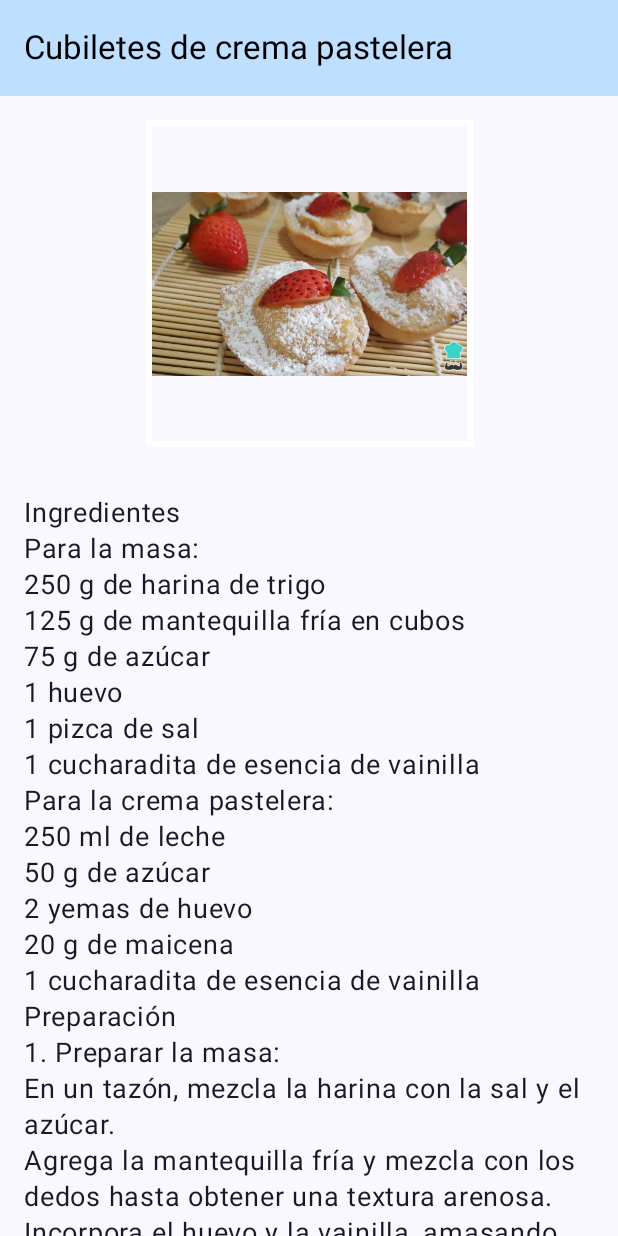
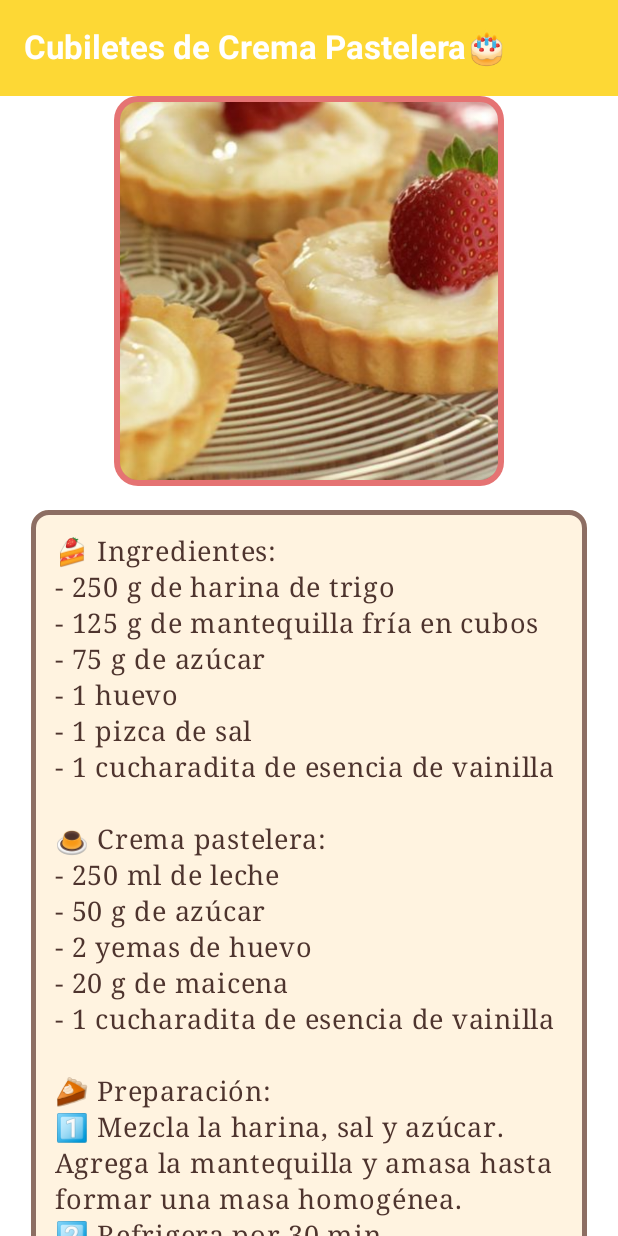
Before and after one commit to bryxanimol/Recetas, an Android app built with Jetpack Compose: the RecipeDetailView screen opened through its navigation route, on a phone screen of 412 x 824 dp. Run offline under Robolectric (Android 15) with nearby library versions, the phone set to English and light mode, and no system bars.

Commit message:
practica de recetas cambios 06 de marzo de 2025

```diff
--- a/app/src/main/java/com/example/recetas/Views/HomeView.kt
+++ b/app/src/main/java/com/example/recetas/Views/HomeView.kt
@@ -5,12 +5,18 @@ import androidx.compose.foundation.Image
 import androidx.compose.foundation.background
 import androidx.compose.foundation.layout.*
 import androidx.compose.foundation.lazy.LazyColumn
+import androidx.compose.foundation.shape.RoundedCornerShape
 import androidx.compose.material3.*
 import androidx.compose.runtime.Composable
 import androidx.compose.ui.Alignment
 import androidx.compose.ui.Modifier
+import androidx.compose.ui.draw.clip
+import androidx.compose.ui.draw.shadow
 import androidx.compose.ui.graphics.Color
+import androidx.compose.ui.layout.ContentScale
 import androidx.compose.ui.res.painterResource
+import androidx.compose.ui.text.font.FontWeight
+import androidx.compose.ui.text.style.TextAlign
 import androidx.compose.ui.unit.dp
 import androidx.compose.ui.unit.sp
 import androidx.navigation.NavController
@@ -23,23 +29,30 @@ fun HomeView(navController: NavController, background: Modifier) {
     Scaffold(
         topBar = {
             TopAppBar(
-                title = { Text("Recetas-Postreria", color = Color.Black) },
-                colors = TopAppBarDefaults.mediumTopAppBarColors(containerColor = Color(245, 245, 220))
+                title = {
+                    Text(
+                        "Recetario: Recetas Deliciosas 👨‍🍳",
+                        color = Color.White,
+                        fontSize = 22.sp,
+                        fontWeight = FontWeight.Bold
+                    )
+                },
+                colors = TopAppBarDefaults.mediumTopAppBarColors(containerColor = Color(0xFF6D4C41)) // 🍫 Café chocolate
             )
         },
-        containerColor = Color.Transparent // 🔥 Hace que el fondo del Scaffold sea transparente
+        containerColor = Color.Transparent
     ) { paddingValues ->
         LazyColumn(
             modifier = Modifier
                 .fillMaxSize()
-                .background(Color.Transparent) // 🔥 Asegura que no cubra la imagen de fondo
+                .background(Color.Transparent)
                 .padding(paddingValues),
             horizontalAlignment = Alignment.CenterHorizontally
         ) {
-            item { RecipeItem(navController, R.drawable.comida1, "Cubiletes de crema pastelera", "recipeDetail1") }
-            item { RecipeItem(navController, R.drawable.comida2, "Cubiletes de elote", "recipeDetail2") }
-            item { RecipeItem(navController, R.drawable.comida3, "Pay de limon", "recipeDetail3") }
-            item { RecipeItem(navController, R.drawable.comida4, "Coyotas sonorenses", "recipeDetail4") }
+            item { RecipeItem(navController, R.drawable.pastelera1, "Cubiletes de crema pastelera", "recipeDetail1") }
+            item { RecipeItem(navController, R.drawable.cubiletes1, "Cubiletes de elote", "recipeDetail2") }
+            item { RecipeItem(navController, R.drawable.pay1, "Pay de limón", "recipeDetail3") }
+            item { RecipeItem(navController, R.drawable.coyotas1, "Coyotas sonorenses", "recipeDetail4") }
         }
     }
 }
@@ -48,22 +61,45 @@ fun HomeView(navController: NavController, background: Modifier) {
 fun RecipeItem(navController: NavController, imageRes: Int, buttonText: String, route: String) {
     Column(
         horizontalAlignment = Alignment.CenterHorizontally,
-        modifier = Modifier.padding(8.dp)
+        modifier = Modifier
+            .fillMaxWidth()
+            .padding(16.dp)
     ) {
-        Image(
-            painter = painterResource(id = imageRes),
-            contentDescription = null,
-            modifier = Modifier.size(200.dp)
-        )
-        Spacer(modifier = Modifier.height(8.dp))
+        Box(
+            modifier = Modifier
+                .size(210.dp) // 🔥 Ajuste de tamaño igual para todas las imágenes
+                .clip(RoundedCornerShape(16.dp)) // 🟠 Bordes redondeados
+                .background(Color(0xFFD7CCC8)) // 🌟 Borde de color beige
+                .padding(4.dp) // 🔹 Espaciado interno para el borde
+        ) {
+            Image(
+                painter = painterResource(id = imageRes),
+                contentDescription = null,
+                modifier = Modifier
+                    .fillMaxSize()
+                    .clip(RoundedCornerShape(12.dp)) // 📌 Ajuste dentro del borde
+                    .shadow(6.dp), // ✨ Sombra más ligera
+                contentScale = ContentScale.Crop // Ajusta la imagen para llenar el contenedor sin distorsionar
+            )
+        }
+        Spacer(modifier = Modifier.height(12.dp))
         Button(
             onClick = { navController.navigate(route) },
             colors = ButtonDefaults.buttonColors(
-                containerColor = Color(245, 245, 220),
-                contentColor = Color.Black
+                containerColor = Color(0xFF8D6E63), // ☕ Café claro
+                contentColor = Color.White
+            ),
+            shape = RoundedCornerShape(12.dp),
+            modifier = Modifier
+                .fillMaxWidth(0.7f)
+                .height(48.dp)
+        ) {
+            Text(
+                text = buttonText,
+                fontSize = 18.sp,
+                fontWeight = FontWeight.SemiBold,
+                textAlign = TextAlign.Center
             )
-        ) {
-            Text(text = buttonText, fontSize = 16.sp)
         }
     }
 }
--- a/app/src/main/java/com/example/recetas/Views/Receta1.kt
+++ b/app/src/main/java/com/example/recetas/Views/Receta1.kt
@@ -1,26 +1,29 @@
 package com.example.recetas.Views
 
+import androidx.compose.foundation.BorderStroke
 import androidx.compose.foundation.Image
+import androidx.compose.foundation.background
 import androidx.compose.foundation.border
 import androidx.compose.foundation.layout.*
 import androidx.compose.foundation.rememberScrollState
+import androidx.compose.foundation.shape.RoundedCornerShape
 import androidx.compose.foundation.verticalScroll
-import androidx.compose.material3.Button
-import androidx.compose.material3.ExperimentalMaterial3Api
-import androidx.compose.material3.Scaffold
-import androidx.compose.material3.Text
-import androidx.compose.material3.TopAppBar
-import androidx.compose.material3.TopAppBarDefaults
+import androidx.compose.material3.*
 import androidx.compose.runtime.Composable
 import androidx.compose.ui.Alignment
 import androidx.compose.ui.Modifier
+import androidx.compose.ui.draw.clip
+import androidx.compose.ui.draw.shadow
+import androidx.compose.ui.graphics.Color
+import androidx.compose.ui.layout.ContentScale
 import androidx.compose.ui.res.painterResource
+import androidx.compose.ui.text.font.FontFamily
+import androidx.compose.ui.text.font.FontWeight
+import androidx.compose.ui.text.style.TextAlign
 import androidx.compose.ui.unit.dp
 import androidx.compose.ui.unit.sp
-import androidx.compose.ui.graphics.Color
 import androidx.navigation.NavController
 import com.example.recetas.R
-
 
 @OptIn(ExperimentalMaterial3Api::class)
 @Composable
@@ -28,8 +31,15 @@ fun RecipeDetailView(navController: NavController, background: Modifier) {
     Scaffold(
         topBar = {
             TopAppBar(
-                title = { Text("Cubiletes de crema pastelera", color = Color.Black) },
-                colors = TopAppBarDefaults.mediumTopAppBarColors(containerColor = Color(191, 223, 255))
+                title = {
+                    Text(
+                        "Cubiletes de Crema Pastelera🎂 ",
+                        color = Color.White,
+                        fontSize = 22.sp,
+                        fontWeight = FontWeight.Bold
+                    )
+                },
+                colors = TopAppBarDefaults.mediumTopAppBarColors(containerColor = Color(0xFFFDD835)) // Amarillo pastel
             )
         }
     ) { paddingValues ->
@@ -37,57 +47,90 @@ fun RecipeDetailView(navController: NavController, background: Modifier) {
             modifier = Modifier
                 .fillMaxSize()
                 .padding(paddingValues)
-                .verticalScroll(rememberScrollState()),
+                .verticalScroll(rememberScrollState())
+                .background(Color.White), // Fondo blanco para que no se sobrecargue el color
             horizontalAlignment = Alignment.CenterHorizontally
         ) {
+            // 🔥 Borde decorativo para la imagen
+            Box(
+                modifier = Modifier
+                    .size(260.dp) // El tamaño de la imagen se ajusta al borde
+                    .clip(RoundedCornerShape(16.dp)) // Bordes redondeados
+                    .background(Color(0xFFE57373)) // Borde color rojo suave (contrasta bien con el amarillo)
+                    .padding(4.dp) // Espaciado interno para el borde
+            ) {
                 Image(
-                painter = painterResource(id = R.drawable.comida1),
+                    painter = painterResource(id = R.drawable.pastelera1),
                     contentDescription = null,
                     modifier = Modifier
-                    .size(250.dp)
-                    .padding(16.dp) // Espaciado interno
-                    .border(4.dp, Color.White) // 📌 Agrega un borde blanco de 4dp
+                        .fillMaxSize()
+                        .clip(RoundedCornerShape(12.dp)) // Bordes redondeados para la imagen
+                        .shadow(6.dp), // Sombra más ligera para profundidad
+                    contentScale = ContentScale.Crop // Ajusta la imagen para llenar el contenedor sin distorsionarse
                 )
+            }
+
+            Spacer(modifier = Modifier.height(16.dp))
+
+            // 📌 Caja con borde para la descripción
+            Box(
+                modifier = Modifier
+                    .fillMaxWidth(0.9f)
+                    .border(
+                        BorderStroke(3.dp, Color(0xFF8D6E63)), // Borde café claro
+                        RoundedCornerShape(12.dp)
+                    )
+                    .background(Color(0xFFFFF3E0), RoundedCornerShape(12.dp)) // Fondo crema suave
+                    .padding(16.dp)
+            ) {
                 Text(
-                text = "Ingredientes\n" +
-                        "Para la masa:\n" +
-                        "250 g de harina de trigo\n" +
-                        "125 g de mantequilla fría en cubos\n" +
-                        "75 g de azúcar\n" +
-                        "1 huevo\n" +
-                        "1 pizca de sal\n" +
-                        "1 cucharadita de esencia de vainilla\n" +
-                        "Para la crema pastelera:\n" +
-                        "250 ml de leche\n" +
-                        "50 g de azúcar\n" +
-                        "2 yemas de huevo\n" +
-                        "20 g de maicena\n" +
-                        "1 cucharadita de esencia de vainilla\n" +
-                        "Preparación\n" +
-                        "1. Preparar la masa:\n" +
-                        "En un tazón, mezcla la harina con la sal y el azúcar.\n" +
-                        "Agrega la mantequilla fría y mezcla con los dedos hasta obtener una textura arenosa.\n" +
-                        "Incorpora el huevo y la vainilla, amasando solo hasta formar una masa homogénea.\n" +
-                        "Envuélvela en plástico film y refrigérala por 30 minutos.\n" +
-                        "2. Hacer la crema pastelera:\n" +
-                        "En un tazón, bate las yemas con el azúcar hasta que se tornen más claras.\n" +
-                        "Añade la maicena y mezcla bien.\n" +
-                        "En una cacerola, calienta la leche a fuego medio hasta que esté tibia (sin hervir).\n" +
-                        "Vierte la leche poco a poco sobre la mezcla de yemas, batiendo constantemente.\n" +
-                        "Regresa la mezcla a la cacerola y cocina a fuego medio-bajo, removiendo hasta que espese.\n" +
-                        "Retira del fuego, agrega la vainilla y deja enfriar.\n" +
-                        "3. Formar y hornear los cubiletes:\n" +
-                        "Precalienta el horno a 180°C.\n" +
-                        "Extiende la masa con un rodillo y corta círculos para forrar moldes para cupcakes o tartaletas.\n" +
-                        "Rellena cada base de masa con la crema pastelera.\n" +
-                        "Hornea por 20-25 minutos o hasta que la masa esté dorada.\n" +
-                        "Deja enfriar antes de desmoldar y servir.",
+                    text = """
+                        🍰 Ingredientes:
+                        - 250 g de harina de trigo
+                        - 125 g de mantequilla fría en cubos
+                        - 75 g de azúcar
+                        - 1 huevo
+                        - 1 pizca de sal
+                        - 1 cucharadita de esencia de vainilla
+
+                        🍮 Crema pastelera:
+                        - 250 ml de leche
+                        - 50 g de azúcar
+                        - 2 yemas de huevo
+                        - 20 g de maicena
+                        - 1 cucharadita de esencia de vainilla
+
+                        🥧 Preparación:
+                        1️⃣ Mezcla la harina, sal y azúcar. Agrega la mantequilla y amasa hasta formar una masa homogénea.
+                        2️⃣ Refrigera por 30 min.
+                        3️⃣ Cocina la leche con la maicena y las yemas hasta espesar.
+                        4️⃣ Extiende la masa y coloca en moldes de cupcakes.
+                        5️⃣ Rellena con la crema y hornea a 180°C por 25 min.
+                        6️⃣ ¡Disfruta!
+                    """.trimIndent(),
                     fontSize = 18.sp,
-                modifier = Modifier.padding(16.dp)
+                    fontFamily = FontFamily.Serif, // Fuente más elegante
+                    fontWeight = FontWeight.Medium,
+                    textAlign = TextAlign.Start,
+                    color = Color(0xFF4E342E) // Café oscuro para buena lectura
                 )
+            }
+
             Spacer(modifier = Modifier.height(20.dp))
-            Button(onClick = { navController.navigate("home") }) {
-                Text("Regresar", fontSize = 16.sp)
+
+            // 🔘 Botón estilizado
+            Button(
+                onClick = { navController.navigate("home") },
+                colors = ButtonDefaults.buttonColors(
+                    containerColor = Color(0xFF8D6E63),
+                    contentColor = Color.White
+                ),
+                shape = RoundedCornerShape(12.dp),
+                modifier = Modifier
+                    .fillMaxWidth(0.6f)
+                    .height(48.dp)
+            ) {
+                Text("Regresar", fontSize = 18.sp, fontWeight = FontWeight.Bold)
             }
         }
     }
```
Also changed, not shown: app/src/main/java/com/example/recetas/Views/Receta2.kt (+97 -54 lines), app/src/main/java/com/example/recetas/Views/Receta3.kt (+94 -50 lines), app/src/main/java/com/example/recetas/Views/Receta4.kt (+91 -50 lines), app/src/main/res/drawable/comida1.webp (deleted), app/src/main/res/drawable/comida2.webp (deleted), app/src/main/res/drawable/comida3.webp (deleted), app/src/main/res/drawable/comida4.webp (deleted), app/src/main/res/drawable/coyotas1.jpg (added), app/src/main/res/drawable/cubiletes1.jpg (added), app/src/main/res/drawable/pastelera1.jpg (added), app/src/main/res/drawable/pay1.jpg (added). Lines whose indentation alone changed are shown as unchanged.
